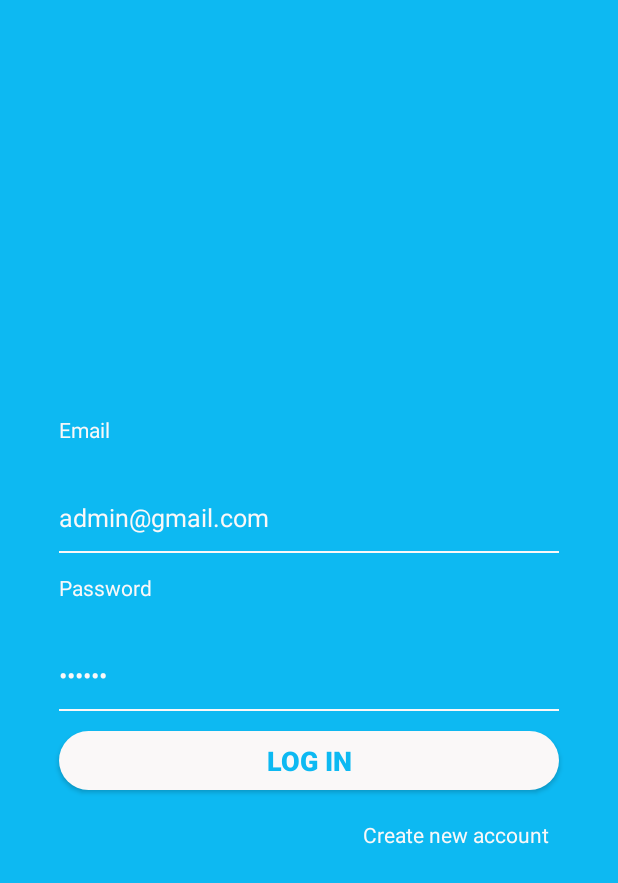
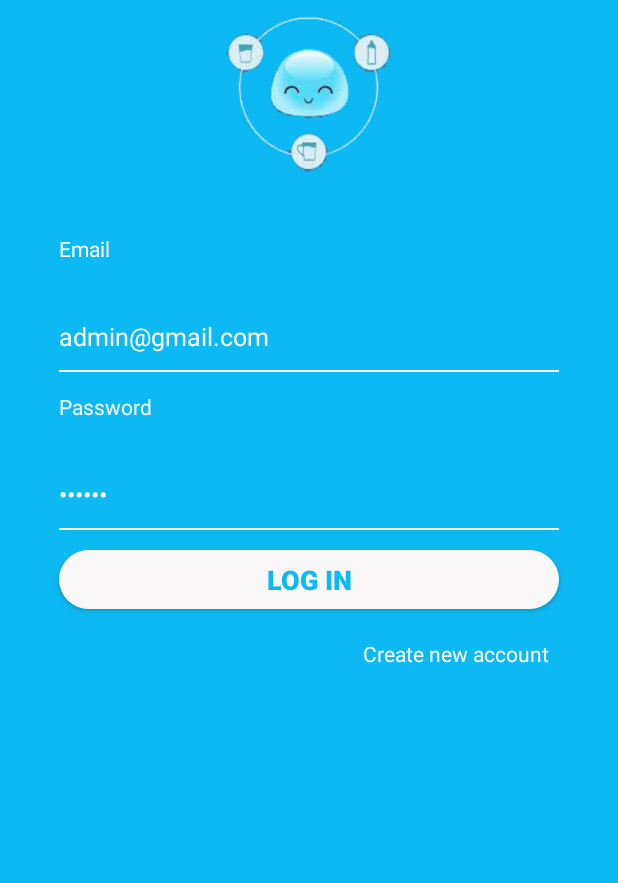
Before and after one commit to nguyenson2012/RefreshBodyISBK, an Android app: the screen it shows after launch (LoginOrSignUpActivity), on a phone screen of 412 x 824 dp. Shown: the top 883 px of the screen. Run offline under Robolectric (Android 15) with nearby library versions, the phone set to English and light mode, and no system bars; our stand-ins replace Volley, sdp/ssp sizes.

Commit message:
add icon

```diff
--- a/app/src/main/java/com/example/asus/refreshbody/fragment/FragmentBackUp.java
+++ b/app/src/main/java/com/example/asus/refreshbody/fragment/FragmentBackUp.java
@@ -69,6 +69,7 @@
                     if(!drinkIntakeItem.isUpdated())
                         insertDrinkIntakeToServer(drinkIntakeItem);
                 }
+                Toast.makeText(getActivity(),"Back Up Success",Toast.LENGTH_SHORT).show();
             }
         });
     }
--- a/app/src/main/res/layout/fragment_backup.xml
+++ b/app/src/main/res/layout/fragment_backup.xml
@@ -9,7 +9,7 @@
     android:text="@string/backup"
     android:textSize="@dimen/_20sdp"
     android:padding="@dimen/_10sdp"
-    android:background="@drawable/custom_button_login"/>
+    android:background="@drawable/custom_button_backup"/>
     <View
         android:layout_width="match_parent"
         android:layout_height="@dimen/_1sdp"
@@ -21,5 +21,5 @@
         android:text="@string/restore_record"
         android:textSize="@dimen/_20sdp"
         android:padding="@dimen/_10sdp"
-        android:background="@drawable/custom_button_login"/>
+        android:background="@drawable/custom_button_backup"/>
 </LinearLayout>
--- a/app/src/main/res/layout/fragment_login.xml
+++ b/app/src/main/res/layout/fragment_login.xml
@@ -9,12 +9,17 @@
     <RelativeLayout
         android:layout_width="match_parent"
         android:layout_height="match_parent"
-        android:gravity="center_vertical"
         >
-
+        <ImageView
+            android:id="@+id/img_icon_login"
+            android:layout_width="@dimen/_100sdp"
+            android:layout_height="@dimen/_100sdp"
+            android:layout_centerHorizontal="true"
+            android:src="@drawable/drink_water"/>
         <TextView
             android:id="@+id/tv_email_login"
             android:layout_width="match_parent"
+            android:layout_below="@id/img_icon_login"
             android:layout_height="@dimen/_35sdp"
             android:layout_marginLeft="@dimen/_30sdp"
             android:layout_marginRight="@dimen/_30sdp"
```
Also changed, not shown: app/src/main/res/drawable/custom_button_backup.xml (added, +14 -0 lines), app/src/main/res/layout/fragment_sign_up.xml (+7 -2 lines), app/src/main/res/drawable/drink_water.png (added).
